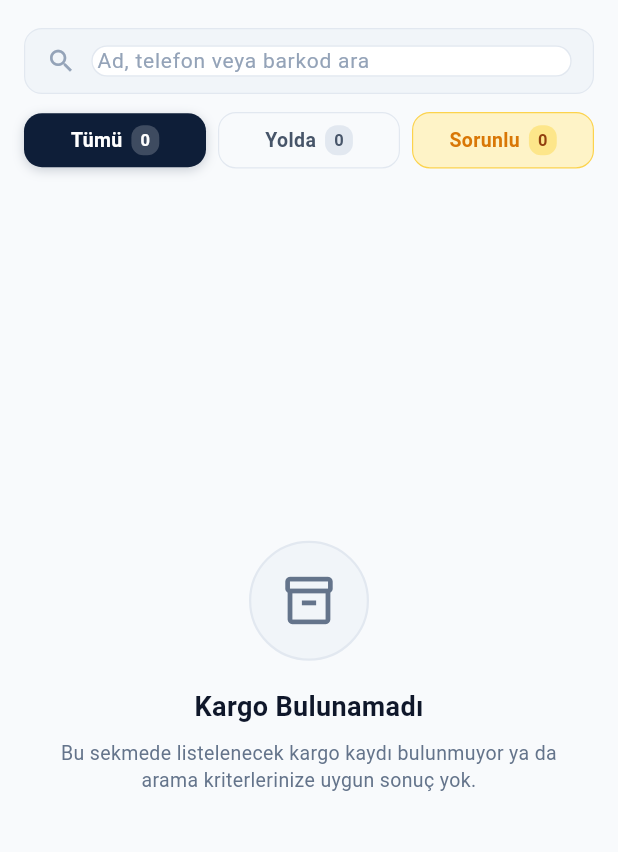
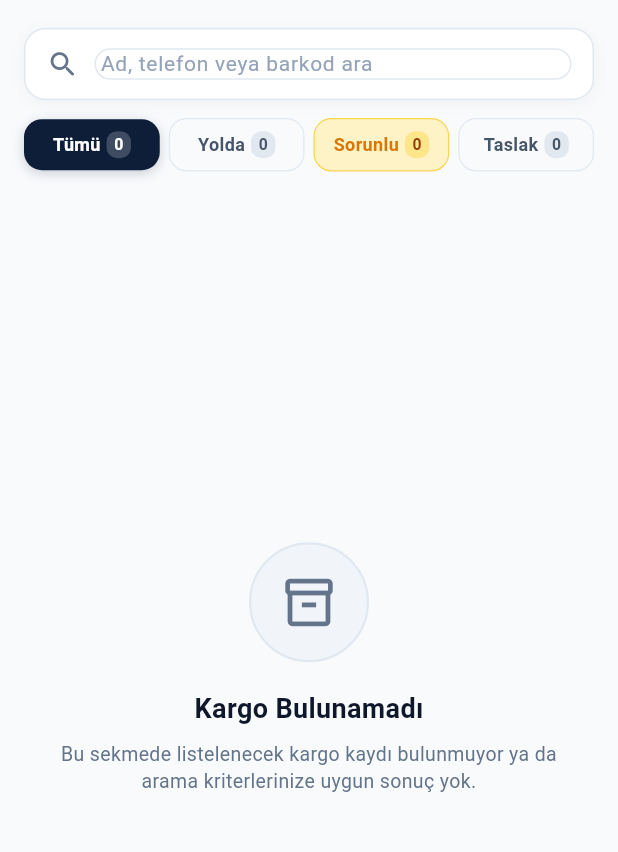
Before and after one commit to emrecanardcc/stocado_mobile, a Flutter app: the CargosScreen screen opened directly, on a phone screen of 412 x 824 dp, the part 86-938 px from its top. Run offline on Flutter 3.47's test engine with Material 3 defaults, Android fonts, the phone set to English and light mode, and no system bars; our stand-ins replace flutter_riverpod, flutter_secure_storage; accounts and stored records are empty; network calls fail.

Commit message:
feat: faz 2 ve 3 tamamlandi (standart kargo logolari, kargolarim arama cubugu, taslak sekmesi, aktif firma filtresi)

```diff
--- a/lib/features/cargo/screens/cargos_screen.dart
+++ b/lib/features/cargo/screens/cargos_screen.dart
@@ -28,11 +28,16 @@ class _CargosScreenState extends ConsumerState<CargosScreen> {
     super.initState();
     _scrollController = ScrollController();
     _scrollController.addListener(_handleScroll);
+    _searchFocusNode.addListener(_onSearchFocusChanged);
     WidgetsBinding.instance.addPostFrameCallback((_) {
       if (mounted && ref.read(dashboardProvider).stats == null) {
         ref.read(dashboardProvider.notifier).loadDashboard();
       }
     });
+  }
+
+  void _onSearchFocusChanged() {
+    if (mounted) setState(() {});
   }
 
   void _handleScroll() {
@@ -45,6 +50,7 @@ class _CargosScreenState extends ConsumerState<CargosScreen> {
   @override
   void dispose() {
     _debounceTimer?.cancel();
+    _searchFocusNode.removeListener(_onSearchFocusChanged);
     _scrollController.dispose();
     _searchController.dispose();
     _searchFocusNode.dispose();
@@ -53,24 +59,18 @@ class _CargosScreenState extends ConsumerState<CargosScreen> {
 
   String _companyLabel(String? id) {
     switch (id) {
+      case 'hepsijet':
+        return 'HepsiJET';
       case 'ptt':
         return 'PTT Kargo';
       case 'surat':
         return 'Sürat Kargo';
+      case 'kolay-gelsin':
+        return 'Kolay Gelsin';
+      case 'ups':
+        return 'UPS Kargo';
       case 'yurtici':
         return 'Yurtiçi Kargo';
-      case 'hepsijet':
-        return 'HepsiJET';
-      case 'ups':
-        return 'UPS Kargo';
-      case 'kolay-gelsin':
-        return 'Kolay Gelsin';
-      case 'aras':
-        return 'Aras Kargo';
-      case 'mng':
-        return 'MNG Kargo';
-      case 'trendyol':
-        return 'Trendyol Express';
       default:
         return 'Tümü';
     }
@@ -222,7 +222,7 @@ class _CargosScreenState extends ConsumerState<CargosScreen> {
         onTap: onTap,
         child: AnimatedContainer(
           duration: const Duration(milliseconds: 180),
-          padding: const EdgeInsets.symmetric(vertical: 8, horizontal: 8),
+          padding: const EdgeInsets.symmetric(vertical: 8, horizontal: 4),
           decoration: BoxDecoration(
             color: bgColor,
             borderRadius: BorderRadius.circular(12),
@@ -244,7 +244,7 @@ class _CargosScreenState extends ConsumerState<CargosScreen> {
                 child: Text(
                   label,
                   style: TextStyle(
-                    fontSize: 13,
+                    fontSize: 12,
                     fontWeight: isSelected ? FontWeight.w700 : FontWeight.w600,
                     color: textColor,
                   ),
@@ -252,17 +252,17 @@ class _CargosScreenState extends ConsumerState<CargosScreen> {
                   overflow: TextOverflow.ellipsis,
                 ),
               ),
-              const SizedBox(width: 6),
+              const SizedBox(width: 4),
               Container(
-                padding: const EdgeInsets.symmetric(horizontal: 6, vertical: 2),
+                padding: const EdgeInsets.symmetric(horizontal: 5, vertical: 1.5),
                 decoration: BoxDecoration(
                   color: badgeBg,
-                  borderRadius: BorderRadius.circular(8),
+                  borderRadius: BorderRadius.circular(7),
                 ),
                 child: Text(
                   countStr,
                   style: TextStyle(
-                    fontSize: 11,
+                    fontSize: 10.5,
                     fontWeight: FontWeight.w700,
                     color: badgeText,
                   ),
@@ -292,7 +292,7 @@ class _CargosScreenState extends ConsumerState<CargosScreen> {
         return StatefulBuilder(
           builder: (context, setSheetState) {
             return SafeArea(
-              child: Padding(
+              child: SingleChildScrollView(
                 padding: const EdgeInsets.fromLTRB(20, 12, 20, 20),
                 child: Column(
                   mainAxisSize: MainAxisSize.min,
@@ -373,58 +373,40 @@ class _CargosScreenState extends ConsumerState<CargosScreen> {
                           onSelected: () => setSheetState(() => tempCompany = null),
                         ),
                         _buildFilterChipItem(
+                          label: 'HepsiJET',
+                          isSelected: tempCompany == 'hepsijet',
+                          leading: const CargoCompanyLogo(companyId: 'hepsijet', width: 48, height: 20, borderRadius: 4),
+                          onSelected: () => setSheetState(() => tempCompany = 'hepsijet'),
+                        ),
+                        _buildFilterChipItem(
                           label: 'PTT Kargo',
                           isSelected: tempCompany == 'ptt',
-                          leading: const CargoCompanyLogo(companyId: 'ptt', height: 16, isHorizontal: true),
+                          leading: const CargoCompanyLogo(companyId: 'ptt', width: 48, height: 20, borderRadius: 4),
                           onSelected: () => setSheetState(() => tempCompany = 'ptt'),
                         ),
                         _buildFilterChipItem(
                           label: 'Sürat Kargo',
                           isSelected: tempCompany == 'surat',
-                          leading: const CargoCompanyLogo(companyId: 'surat', height: 16, isHorizontal: true),
+                          leading: const CargoCompanyLogo(companyId: 'surat', width: 48, height: 20, borderRadius: 4),
                           onSelected: () => setSheetState(() => tempCompany = 'surat'),
+                        ),
+                        _buildFilterChipItem(
+                          label: 'Kolay Gelsin',
+                          isSelected: tempCompany == 'kolay-gelsin',
+                          leading: const CargoCompanyLogo(companyId: 'kolay-gelsin', width: 48, height: 20, borderRadius: 4),
+                          onSelected: () => setSheetState(() => tempCompany = 'kolay-gelsin'),
+                        ),
+                        _buildFilterChipItem(
+                          label: 'UPS Kargo',
+                          isSelected: tempCompany == 'ups',
+                          leading: const CargoCompanyLogo(companyId: 'ups', width: 48, height: 20, borderRadius: 4),
+                          onSelected: () => setSheetState(() => tempCompany = 'ups'),
                         ),
                         _buildFilterChipItem(
                           label: 'Yurtiçi Kargo',
                           isSelected: tempCompany == 'yurtici',
-                          leading: const CargoCompanyLogo(companyId: 'yurtici', height: 16, isHorizontal: true),
+                          leading: const CargoCompanyLogo(companyId: 'yurtici', width: 48, height: 20, borderRadius: 4),
                           onSelected: () => setSheetState(() => tempCompany = 'yurtici'),
-                        ),
-                        _buildFilterChipItem(
-                          label: 'HepsiJET',
-                          isSelected: tempCompany == 'hepsijet',
-                          leading: const CargoCompanyLogo(companyId: 'hepsijet', height: 16, isHorizontal: true),
-                          onSelected: () => setSheetState(() => tempCompany = 'hepsijet'),
-                        ),
-                        _buildFilterChipItem(
-                          label: 'UPS Kargo',
-                          isSelected: tempCompany == 'ups',
-                          leading: const CargoCompanyLogo(companyId: 'ups', height: 16, isHorizontal: true),
-                          onSelected: () => setSheetState(() => tempCompany = 'ups'),
-                        ),
-                        _buildFilterChipItem(
-                          label: 'Kolay Gelsin',
-                          isSelected: tempCompany == 'kolay-gelsin',
-                          leading: const CargoCompanyLogo(companyId: 'kolay-gelsin', height: 16, isHorizontal: true),
-                          onSelected: () => setSheetState(() => tempCompany = 'kolay-gelsin'),
-                        ),
-                        _buildFilterChipItem(
-                          label: 'Aras Kargo',
-                          isSelected: tempCompany == 'aras',
-                          leading: const CargoCompanyLogo(companyId: 'aras', height: 16, isHorizontal: true),
-                          onSelected: () => setSheetState(() => tempCompany = 'aras'),
-                        ),
-                        _buildFilterChipItem(
-                          label: 'MNG Kargo',
-                          isSelected: tempCompany == 'mng',
-                          leading: const CargoCompanyLogo(companyId: 'mng', height: 16, isHorizontal: true),
-                          onSelected: () => setSheetState(() => tempCompany = 'mng'),
-                        ),
-                        _buildFilterChipItem(
-                          label: 'Trendyol Express',
-                          isSelected: tempCompany == 'trendyol',
-                          leading: const CargoCompanyLogo(companyId: 'trendyol', height: 16, isHorizontal: true),
-                          onSelected: () => setSheetState(() => tempCompany = 'trendyol'),
                         ),
                       ],
                     ),
@@ -569,12 +551,39 @@ class _CargosScreenState extends ConsumerState<CargosScreen> {
         }).length;
 
     // Aktif sekme kontrolü
-    final isAllSelected = state.selectedStatus == null || state.selectedStatus == 'all';
-    final isInTransitSelected = state.selectedStatus == '1' || state.selectedStatus == 'active' || state.selectedStatus == 'yolda';
-    final isProblematicSelected = state.selectedStatus == '4' || state.selectedStatus == 'failed' || state.selectedStatus == 'problematic' || state.selectedStatus == 'sorunlu';
+    final isDraftsSelected = state.activeTab == 'drafts' ||
+        state.selectedStatus == '0' ||
+        state.selectedStatus == 'drafts';
+    final isAllSelected = (state.selectedStatus == null || state.selectedStatus == 'all') &&
+        (state.activeTab == 'all' || !isDraftsSelected);
+    final isInTransitSelected = state.activeTab == 'yolda' ||
+        state.selectedStatus == '1' ||
+        state.selectedStatus == 'active' ||
+        state.selectedStatus == 'yolda';
+    final isProblematicSelected = state.activeTab == 'sorunlu' ||
+        state.selectedStatus == '4' ||
+        state.selectedStatus == 'failed' ||
+        state.selectedStatus == 'problematic' ||
+        state.selectedStatus == 'sorunlu';
+
+    final draftCount = isDraftsSelected
+        ? (state.meta?.total ?? state.cargos.length)
+        : state.cargos.where((c) => c.status == 0).length;
+
+    final isTabStatus = state.selectedStatus == null ||
+        state.selectedStatus == 'all' ||
+        state.selectedStatus == '1' ||
+        state.selectedStatus == 'active' ||
+        state.selectedStatus == 'yolda' ||
+        state.selectedStatus == '4' ||
+        state.selectedStatus == 'failed' ||
+        state.selectedStatus == 'problematic' ||
+        state.selectedStatus == 'sorunlu' ||
+        state.selectedStatus == '0' ||
+        state.selectedStatus == 'drafts';
 
     final hasCustomFilters = (state.selectedCargoCompany != null && state.selectedCargoCompany!.isNotEmpty) ||
-        (state.selectedStatus != null && state.selectedStatus != 'all' && state.selectedStatus != '1' && state.selectedStatus != '4') ||
+        (state.selectedStatus != null && !isTabStatus) ||
         state.sortDirection != 'desc';
 
     return PopScope(
@@ -601,7 +610,8 @@ class _CargosScreenState extends ConsumerState<CargosScreen> {
                 child: Row(
                   mainAxisAlignment: MainAxisAlignment.spaceBetween,
                   children: [
-                    const Text(
+                    const Expanded(
+                      child: Text(
                         'Kargolarım',
                         style: TextStyle(
                           fontSize: 24,
@@ -609,8 +619,12 @@ class _CargosScreenState extends ConsumerState<CargosScreen> {
                           color: Color(0xFF0E1E38),
                           letterSpacing: -0.5,
                         ),
+                        maxLines: 1,
+                        overflow: TextOverflow.ellipsis,
+                      ),
                     ),
                     Row(
+                      mainAxisSize: MainAxisSize.min,
                       children: [
                         IconButton(
                           icon: const Icon(Icons.search, size: 24, color: Color(0xFF0E1E38)),
@@ -638,26 +652,42 @@ class _CargosScreenState extends ConsumerState<CargosScreen> {
                 padding: const EdgeInsets.symmetric(horizontal: 16, vertical: 6),
                 child: GestureDetector(
                   onTap: () => _searchFocusNode.requestFocus(),
-                  child: Container(
-                    height: 44,
+                  child: AnimatedContainer(
+                    duration: const Duration(milliseconds: 200),
+                    height: 48,
                     padding: const EdgeInsets.symmetric(horizontal: 14),
                     decoration: BoxDecoration(
-                      color: const Color(0xFFF1F5F9),
-                      borderRadius: BorderRadius.circular(12),
-                      border: Border.all(color: const Color(0xFFE2E8F0), width: 0.8),
+                      color: Colors.white,
+                      borderRadius: BorderRadius.circular(14),
+                      border: Border.all(
+                        color: _searchFocusNode.hasFocus ? const Color(0xFF0E1E38) : const Color(0xFFE2E8F0),
+                        width: _searchFocusNode.hasFocus ? 1.5 : 1.0,
+                      ),
+                      boxShadow: [
+                        BoxShadow(
+                          color: const Color(0xFF0F172A).withValues(alpha: _searchFocusNode.hasFocus ? 0.08 : 0.04),
+                          blurRadius: 8,
+                          offset: const Offset(0, 2),
+                        ),
+                      ],
                     ),
                     child: Row(
                       children: [
-                      const Icon(Icons.search, color: Color(0xFF94A3B8), size: 20),
+                        Icon(
+                          Icons.search_rounded,
+                          color: _searchFocusNode.hasFocus ? const Color(0xFF0E1E38) : const Color(0xFF64748B),
+                          size: 22,
+                        ),
                         const SizedBox(width: 10),
                         Expanded(
                           child: TextField(
                             controller: _searchController,
                             focusNode: _searchFocusNode,
+                            cursorColor: const Color(0xFF0E1E38),
                             style: const TextStyle(
                               fontSize: 14,
                               color: Color(0xFF0F172A),
-                            fontWeight: FontWeight.w500,
+                              fontWeight: FontWeight.w600,
                             ),
                             decoration: const InputDecoration(
                               hintText: 'Ad, telefon veya barkod ara',
@@ -684,17 +714,24 @@ class _CargosScreenState extends ConsumerState<CargosScreen> {
                           ),
                         ),
                         if (_searchController.text.isNotEmpty)
-                        GestureDetector(
+                          Material(
+                            color: Colors.transparent,
+                            child: InkWell(
                               onTap: () {
                                 _debounceTimer?.cancel();
                                 _searchController.clear();
                                 notifier.setSearch('');
                                 setState(() {});
                               },
-                          child: const Icon(
+                              borderRadius: BorderRadius.circular(16),
+                              child: const Padding(
+                                padding: EdgeInsets.all(4),
+                                child: Icon(
                                   Icons.cancel_rounded,
-                            size: 18,
+                                  size: 19,
                                   color: Color(0xFF94A3B8),
+                                ),
+                              ),
                             ),
                           ),
                       ],
@@ -703,7 +740,7 @@ class _CargosScreenState extends ConsumerState<CargosScreen> {
                 ),
               ),
 
-              // 3. Kompakt Filtre Çipleri (Pill Tabs)
+              // 3. Kompakt Filtre Çipleri (Pill Tabs: Tümü, Yolda, Sorunlu, Taslak)
               Padding(
                 padding: const EdgeInsets.fromLTRB(16, 6, 16, 10),
                 child: Row(
@@ -714,20 +751,27 @@ class _CargosScreenState extends ConsumerState<CargosScreen> {
                       isSelected: isAllSelected,
                       onTap: () => notifier.setTab('all'),
                     ),
-                    const SizedBox(width: 8),
+                    const SizedBox(width: 6),
                     _buildPillTab(
                       label: 'Yolda',
                       count: inTransitCount,
                       isSelected: isInTransitSelected,
                       onTap: () => notifier.setTab('yolda'),
                     ),
-                    const SizedBox(width: 8),
+                    const SizedBox(width: 6),
                     _buildPillTab(
                       label: 'Sorunlu',
                       count: problematicCount,
                       isSelected: isProblematicSelected,
                       isHighlight: true,
                       onTap: () => notifier.setTab('sorunlu'),
+                    ),
+                    const SizedBox(width: 6),
+                    _buildPillTab(
+                      label: 'Taslak',
+                      count: draftCount,
+                      isSelected: isDraftsSelected,
+                      onTap: () => notifier.setTab('drafts'),
                     ),
                   ],
                 ),
@@ -749,10 +793,7 @@ class _CargosScreenState extends ConsumerState<CargosScreen> {
                           ),
                           const SizedBox(width: 8),
                         ],
-                        if (state.selectedStatus != null &&
-                            state.selectedStatus != 'all' &&
-                            state.selectedStatus != '1' &&
-                            state.selectedStatus != '4') ...[
+                        if (state.selectedStatus != null && !isTabStatus) ...[
                           _buildActiveFilterTag(
                             label: 'Durum: ${_statusLabel(state.selectedStatus)}',
                             onDeleted: () => notifier.setStatusFilter(null),
--- a/lib/features/cargo/screens/create_cargo_screen.dart
+++ b/lib/features/cargo/screens/create_cargo_screen.dart
@@ -2963,9 +2963,8 @@ class _CreateCargoScreenState extends ConsumerState<CreateCargoScreen> {
                           CargoCompanyLogo(
                             companyId: offer.cargoCompany.id.toString(),
                             companyName: offer.cargoCompany.title,
-                            height: 28,
-                            width: 52,
-                            isHorizontal: true,
+                            width: 76,
+                            height: 32,
                           ),
                           const SizedBox(width: 10),
                           Expanded(
--- a/lib/features/cargo/widgets/cargo_card.dart
+++ b/lib/features/cargo/widgets/cargo_card.dart
@@ -91,8 +91,8 @@ class CargoCard extends StatelessWidget {
                           CargoCompanyLogo(
                             companyId: cargo.cargoCompany?.id?.toString() ?? cargo.cargoCompanyId,
                             companyName: cargo.cargoCompany?.title,
-                            height: 20,
-                            isHorizontal: true,
+                            width: 76,
+                            height: 30,
                           ),
                           const SizedBox(width: 8),
                           if (trackingCode.isNotEmpty) ...[
--- a/lib/features/cargo/widgets/cargo_detail_modal.dart
+++ b/lib/features/cargo/widgets/cargo_detail_modal.dart
@@ -190,7 +190,8 @@ class _CargoDetailModalState extends ConsumerState<CargoDetailModal> {
                     CargoCompanyLogo(
                       companyId: _cargo.cargoCompany?.id?.toString() ?? _cargo.cargoCompanyId,
                       companyName: _cargo.cargoCompany?.title,
-                      size: 36,
+                      width: 76,
+                      height: 32,
                       borderRadius: 8,
                     ),
                     const SizedBox(width: 10),
--- a/lib/features/dashboard/widgets/dashboard_recent_cargos_section.dart
+++ b/lib/features/dashboard/widgets/dashboard_recent_cargos_section.dart
@@ -75,8 +75,8 @@ class DashboardRecentCargosSection extends ConsumerWidget {
                 CargoCompanyLogo(
                   companyId: cargo.cargoCompany?.id?.toString() ?? cargo.cargoCompanyId,
                   companyName: cargo.cargoCompany?.title,
-                  height: 20,
-                  isHorizontal: true,
+                  width: 76,
+                  height: 30,
                 ),
                 const SizedBox(width: 12),
 
--- a/lib/features/pricing/widgets/live_price_calculator.dart
+++ b/lib/features/pricing/widgets/live_price_calculator.dart
@@ -330,8 +330,9 @@ class _LivePriceCalculatorState extends State<LivePriceCalculator> {
               CargoCompanyLogo(
                 companyId: plan.code,
                 companyName: plan.companyName,
-                height: 18,
-                width: isNarrow ? 48 : 64,
+                width: isNarrow ? 56 : 68,
+                height: 24,
+                borderRadius: 6,
               ),
               const SizedBox(width: 6),
               // Şirket Adı
--- a/lib/features/pricing/widgets/pricing_plan_card.dart
+++ b/lib/features/pricing/widgets/pricing_plan_card.dart
@@ -138,8 +138,8 @@ class _PricingPlanCardState extends State<PricingPlanCard> {
                     CargoCompanyLogo(
                       companyId: plan.code,
                       companyName: plan.companyName,
-                      height: 22,
-                      width: 90,
+                      width: 76,
+                      height: 32,
                     ),
                     const Spacer(),
                     Container(
```
Also changed, not shown: lib/features/cargo/widgets/cargo_company_logo.dart (+53 -28 lines), 1 other file. Lines whose indentation alone changed are shown as unchanged.
